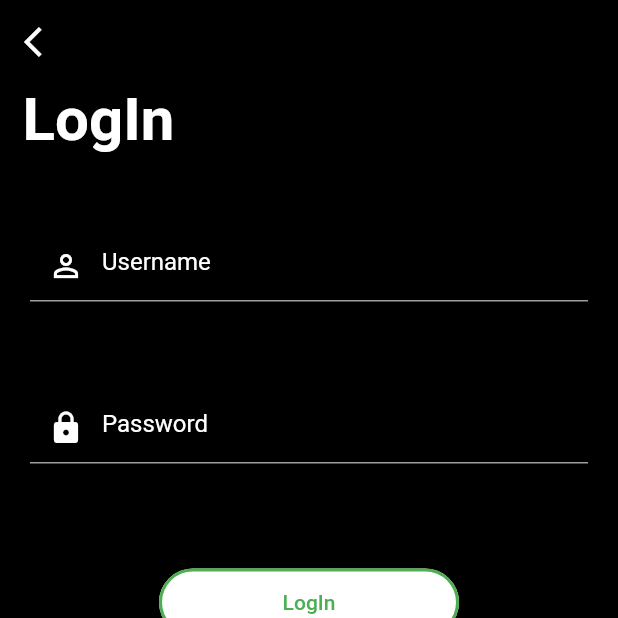
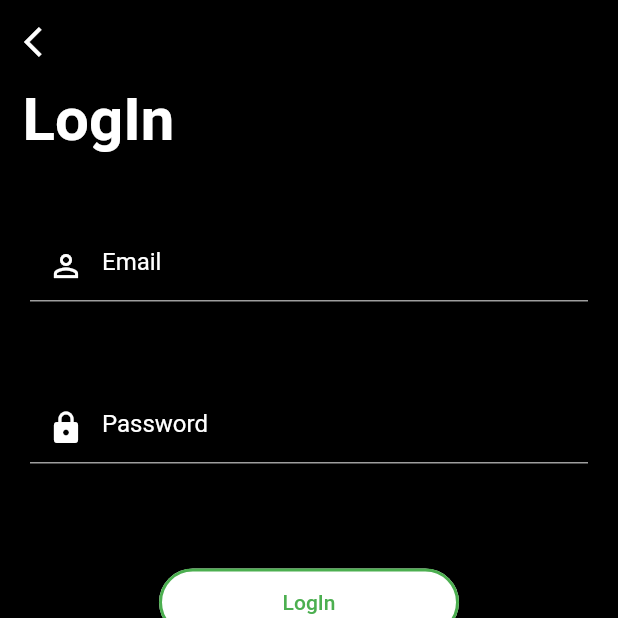
Before and after one commit to sangeeta2701/food-oredering-app, a Flutter app: the screen it shows after launch, after a tap on "Login", on a phone screen of 412 x 824 dp, the top half of it. Run offline on Flutter 3.47's test engine with Material 2 defaults, Android fonts, the phone set to English and light mode, and no system bars; our stand-ins replace firebase_core; accounts and stored records are empty.

Commit message:
food ordering app

```diff
--- a/lib/main.dart
+++ b/lib/main.dart
@@ -1,7 +1,10 @@
+import 'package:firebase_core/firebase_core.dart';
 import 'package:flutter/material.dart';
 import 'package:food_ordering/screens/welcome_page.dart';
 
-void main() {
+void main() async {
+  WidgetsFlutterBinding.ensureInitialized();
+  await Firebase.initializeApp();
   runApp(const MyApp());
 }
 
--- a/lib/screens/loginPage.dart
+++ b/lib/screens/loginPage.dart
@@ -54,7 +54,7 @@ class LoginPage extends StatelessWidget {
                             Icons.person_outline_outlined,
                             color: Colors.white,
                           ),
-                          hintText: "Username",
+                          hintText: "Email",
                           hintStyle: TextStyle(
                             color: Colors.white,
                           ),
--- a/pubspec.yaml
+++ b/pubspec.yaml
@@ -34,6 +34,10 @@ dependencies:
   # The following adds the Cupertino Icons font to your application.
   # Use with the CupertinoIcons class for iOS style icons.
   cupertino_icons: ^1.0.2
+  cloud_firestore: ^3.1.18
+  firebase_auth: ^3.3.20
+  firebase_storage: ^10.2.18
+  firebase_core: ^1.18.0
 
 dev_dependencies:
   flutter_test:
```
Also changed, not shown: pubspec.lock, 3 other files.
